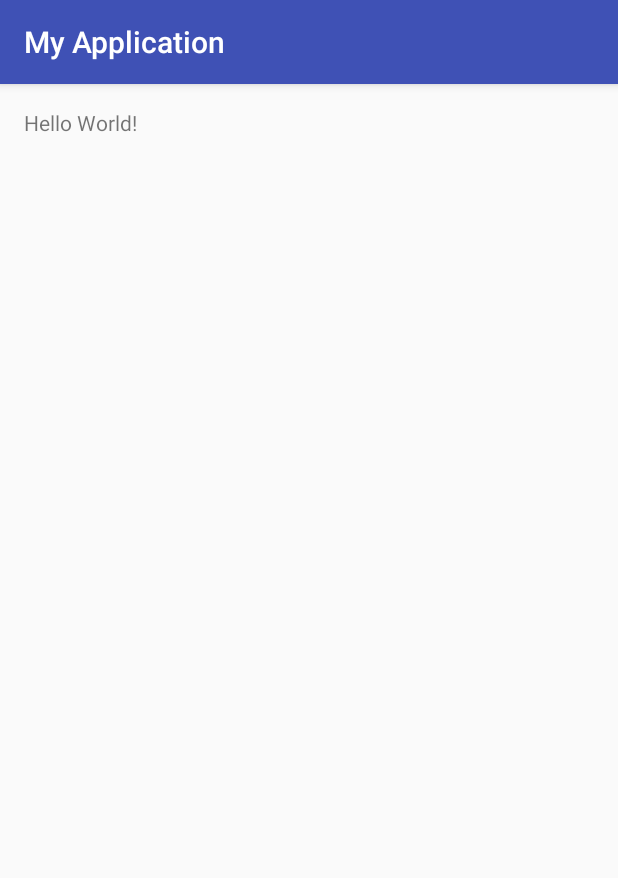
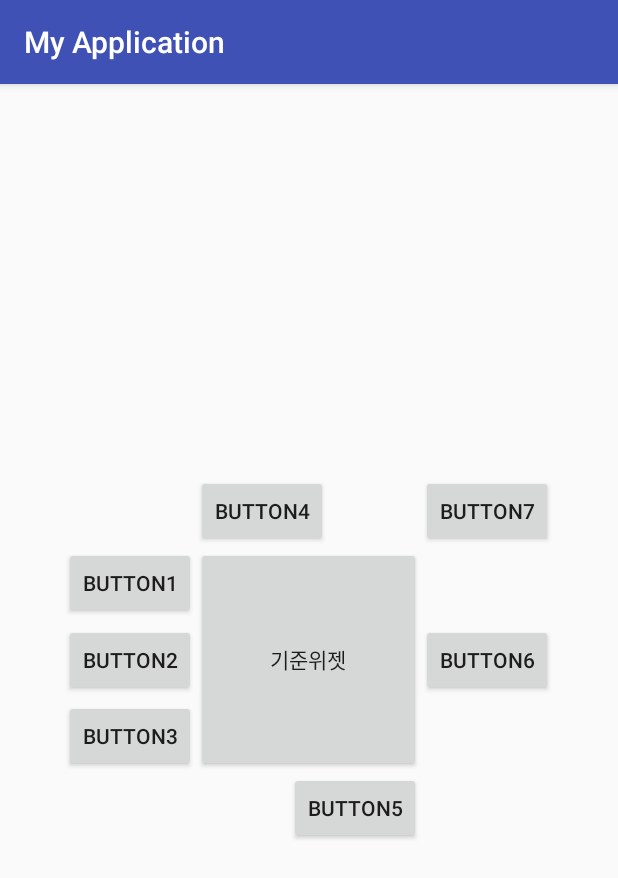
Before and after one commit to ljh3876/androidapp3, an Android app: the screen it shows after launch (MainActivity), on a phone screen of 412 x 824 dp. Shown: the top 878 px of the screen. Run offline under Robolectric (Android 15) with nearby library versions, the phone set to English and light mode, and no system bars.

Commit message:
RelativeLayout _ MainActivity

```diff
--- a/app/src/main/res/layout/activity_main.xml
+++ b/app/src/main/res/layout/activity_main.xml
@@ -10,8 +10,63 @@
     android:paddingTop="@dimen/activity_vertical_margin"
     tools:context="com.example.jinhwan.myapplication.MainActivity">
 
-    <TextView
+    <Button
+        android:layout_centerInParent="true"
+        android:text="기준위젯"
+        android:layout_width="150dp"
+        android:layout_height="150dp"
+        android:id="@+id/button" />
+
+    <Button
+        android:layout_alignTop="@id/button"
+        android:layout_toLeftOf="@id/button"
+
+        android:text="Button1"
         android:layout_width="wrap_content"
         android:layout_height="wrap_content"
-        android:text="Hello World!" />
+        android:id="@+id/button1" />
+    <Button
+        android:layout_alignBaseline="@id/button"
+        android:layout_toLeftOf="@id/button"
+        android:text="Button2"
+        android:layout_width="wrap_content"
+        android:layout_height="wrap_content"
+        android:id="@+id/button2" />
+    <Button
+        android:layout_alignBottom="@id/button"
+        android:layout_toLeftOf="@id/button"
+        android:text="Button3"
+        android:layout_width="wrap_content"
+        android:layout_height="wrap_content"
+        android:id="@+id/button3" />
+    <Button
+        android:layout_alignLeft="@id/button"
+        android:layout_above="@id/button"
+        android:text="Button4"
+        android:layout_width="wrap_content"
+        android:layout_height="wrap_content"
+        android:id="@+id/button4" />
+    <Button
+        android:layout_alignRight="@id/button"
+        android:layout_below="@id/button"
+        android:text="Button5"
+        android:layout_width="wrap_content"
+        android:layout_height="wrap_content"
+        android:id="@+id/button5" />
+
+    <Button
+        android:layout_alignBaseline="@id/button"
+        android:layout_toRightOf="@id/button"
+        android:text="Button6"
+        android:layout_width="wrap_content"
+        android:layout_height="wrap_content"
+        android:id="@+id/button6" />
+
+    <Button
+        android:layout_above="@id/button"
+        android:layout_toRightOf="@id/button"
+        android:text="Button7"
+        android:layout_width="wrap_content"
+        android:layout_height="wrap_content"
+        android:id="@+id/button7" />
 </RelativeLayout>
```
